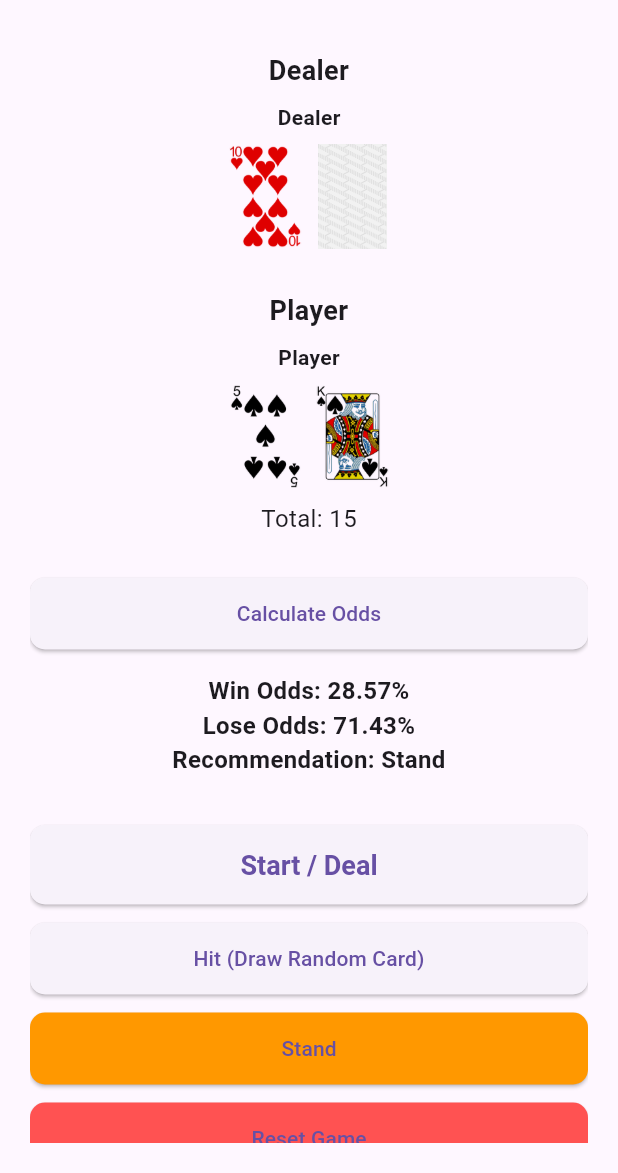
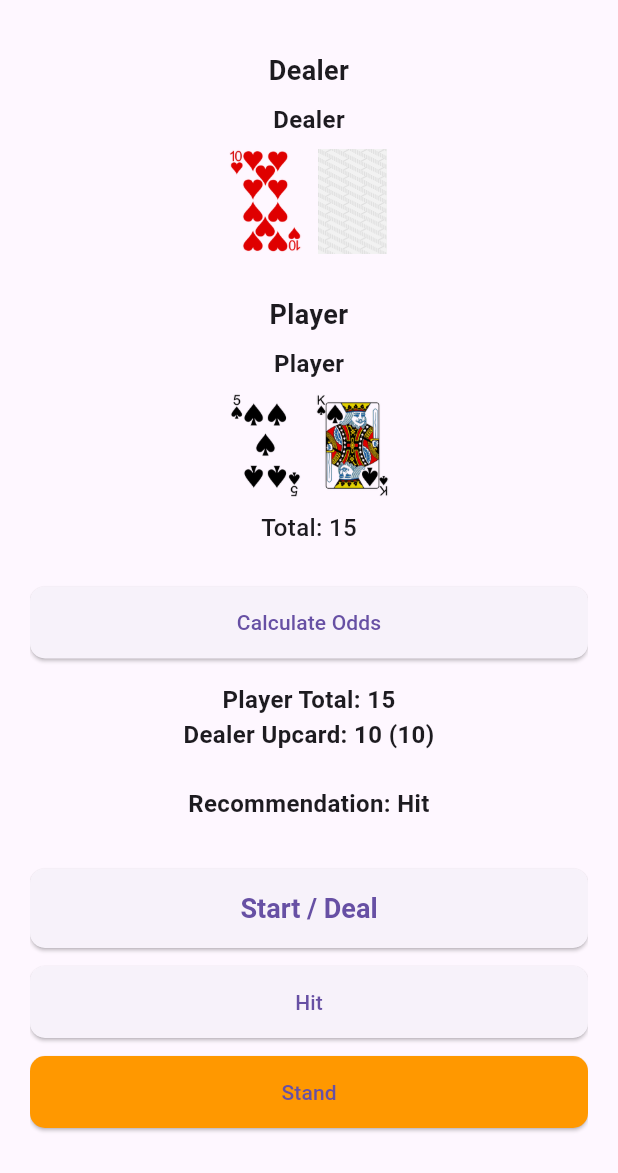
Before and after one commit to davilo61/blackjack-odds-game, a Flutter app: the screen it shows after launch, after a tap on "Start / Deal", after a tap on "Calculate Odds", on a phone screen of 412 x 824 dp, the part 63-1236 px from its top. Run offline on Flutter 3.47's test engine with Material 3 defaults, Android fonts, the light colour scheme and no system bars.

Commit message:
Revised the odds calc logic.

```diff
--- a/lib/main.dart
+++ b/lib/main.dart
@@ -27,9 +27,10 @@ class BlackjackHomePage extends StatefulWidget {
 class _BlackjackHomePageState extends State<BlackjackHomePage> {
   List<String> dealerHand = [];
   List<String> playerCards = [];
-  Widget? resultMessage = null; // Declare resultMessage here
+  Widget? resultMessage = null;
   bool showFullDealerHand = false;
   String oddsMessage = '';
+  bool _gameStarted = false; // Add state variable to track if game has started
 
   final List<String> cardOptions = [
     'A', '2', '3', '4', '5', '6', '7', '8', '9', '10', 'J', 'Q', 'K'
@@ -48,7 +49,9 @@ class _BlackjackHomePageState extends State<BlackjackHomePage> {
   int calculateHandValue(List<String> hand) {
     int total = 0;
     int aceCount = 0;
-    for (var card in hand) {
+    // Ensure we only process valid card strings
+    final validHand = hand.where((c) => c != '?').toList();
+    for (var card in validHand) {
       int value = cardValue(card);
       total += value;
       if (card == 'A') aceCount++;
@@ -75,6 +78,7 @@ class _BlackjackHomePageState extends State<BlackjackHomePage> {
     resultMessage = null;
     oddsMessage = '';
     showFullDealerHand = false;
+    _gameStarted = true; // Set game started flag
 
     if (calculateHandValue(playerCards) == 21) {
       revealDealerHand();
@@ -83,6 +87,7 @@ class _BlackjackHomePageState extends State<BlackjackHomePage> {
         style: TextStyle(fontWeight: FontWeight.bold, fontSize: 16),
         textAlign: TextAlign.center,
       );
+       _gameStarted = false; // Game ends on Blackjack
     }
   });
 }
@@ -98,9 +103,13 @@ class _BlackjackHomePageState extends State<BlackjackHomePage> {
   }
 
   void simulateHit() {
+    if (!_gameStarted) return; // Don't allow hit if game hasn't started
+
     final randomCard = cardOptions[rng.nextInt(cardOptions.length)];
-    final filteredPlayerCards = playerCards.whereType<String>().toList()..add(randomCard);
-    final total = calculateHandValue(filteredPlayerCards);
+    // No need to filter here, just add the card
+    // final filteredPlayerCards = playerCards.whereType<String>().toList()..add(randomCard);
+    playerCards.add(randomCard);
+    final total = calculateHandValue(playerCards); // Calculate after adding
 
     String newMessage = '';
     if (total > 21) {
@@ -108,10 +117,11 @@ class _BlackjackHomePageState extends State<BlackjackHomePage> {
       final dealerTotal = calculateHandValue(dealerHand);
       newMessage = 'Player busts! Total: $total\n'
           'Dealer Hand: ${dealerHand.join(" + ")} (Total: $dealerTotal)';
+      _gameStarted = false; // Game ends on bust
     }
 
     setState(() {
-      playerCards.add(randomCard);
+      // playerCards.add(randomCard); // Moved adding card up
       if (newMessage.isNotEmpty) {
         resultMessage = Text(
           newMessage,
@@ -123,14 +133,22 @@ class _BlackjackHomePageState extends State<BlackjackHomePage> {
   }
 
  void stand() {
-  final filteredPlayerCards = playerCards.whereType<String>().toList();
-  final playerTotal = calculateHandValue(filteredPlayerCards);
-  revealDealerHand();
-  final dealerTotal = calculateHandValue(dealerHand);
+  if (!_gameStarted) return; // Don't allow stand if game hasn't started
+
+  // No need to filter here
+  // final filteredPlayerCards = playerCards.whereType<String>().toList();
+  final playerTotal = calculateHandValue(playerCards);
+  revealDealerHand(); // Reveal first
+
+  // Dealer hits until 17 or higher
+  while (calculateHandValue(dealerHand) < 17) {
+    dealerHand.add(cardOptions[rng.nextInt(cardOptions.length)]);
+  }
+  final dealerTotal = calculateHandValue(dealerHand); // Calculate final dealer total
 
   String result;
-  if (playerTotal > 21) result = "Player busts!";
-  else if (dealerTotal > 21) result = "Dealer busts!";
+  if (playerTotal > 21) result = "Player busts!"; // Should ideally not happen if stand logic is correct
+  else if (dealerTotal > 21) result = "Dealer busts! You win!";
   else if (playerTotal > dealerTotal) result = "You win!";
   else if (playerTotal < dealerTotal) result = "Dealer wins!";
   else result = "Push (tie)";
@@ -140,7 +158,7 @@ class _BlackjackHomePageState extends State<BlackjackHomePage> {
       TextSpan(
         children: [
           TextSpan(
-            text: 'Player Hand: ${filteredPlayerCards.join(" + ")} (Total: $playerTotal)\n'
+            text: 'Player Hand: ${playerCards.join(" + ")} (Total: $playerTotal)\n'
                 'Dealer Hand: ${dealerHand.join(" + ")} (Total: $dealerTotal)\n\n',
           ),
           TextSpan(
@@ -149,7 +167,9 @@ class _BlackjackHomePageState extends State<BlackjackHomePage> {
           ),
         ],
       ),
+      textAlign: TextAlign.center,
     );
+    _gameStarted = false; // Game ends after stand
   });
 }
   void resetGame() {
@@ -159,10 +179,13 @@ class _BlackjackHomePageState extends State<BlackjackHomePage> {
       resultMessage = null;
       oddsMessage = '';
       showFullDealerHand = false;
+      _gameStarted = false; // Reset game started flag
     });
   }
 
   void calculateOdds() {
+    if (!_gameStarted) return; // Don't calculate if game hasn't started
+
     final playerTotal = calculateHandValue(playerCards);
     final dealerUpCard = dealerHand.isNotEmpty ? dealerHand[0] : null;
 
@@ -180,23 +203,31 @@ class _BlackjackHomePageState extends State<BlackjackHomePage> {
       return;
     }
 
-  // Simplified odds calculation logic
-  double winOdds = (21 - playerTotal) / 21 * 100;
-  double loseOdds = (playerTotal / 21) * 100;
+    // --- Start Basic Strategy Logic ---
+    final dealerUpCardValue = cardValue(dealerUpCard);
+    String recommendation;
 
-  // Add recommendation logic
-  String recommendation;
-  if (winOdds > 50) {
-    recommendation = "Recommendation: Hit";
-  } else if (loseOdds > 50) {
-    recommendation = "Recommendation: Stand";
-  } else {
-    recommendation = "Recommendation: Caution";
+    // Basic Strategy Rules (Simplified - doesn't handle soft hands or pairs optimally yet)
+    if (playerTotal <= 11) {
+      recommendation = "Recommendation: Hit"; // Always hit 11 or less
+    } else if (playerTotal == 12) {
+      recommendation = (dealerUpCardValue >= 4 && dealerUpCardValue <= 6)
+          ? "Recommendation: Stand" // Stand vs 4-6
+          : "Recommendation: Hit";   // Hit vs others
+    } else if (playerTotal >= 13 && playerTotal <= 16) {
+      recommendation = (dealerUpCardValue >= 2 && dealerUpCardValue <= 6)
+          ? "Recommendation: Stand" // Stand vs 2-6
+          : "Recommendation: Hit";   // Hit vs others
+    } else { // Player total is 17 or more
+      recommendation = "Recommendation: Stand"; // Always stand on 17+
     }
+    // --- End Basic Strategy Logic ---
+
 
     setState(() {
-    oddsMessage = "Win Odds: ${winOdds.toStringAsFixed(2)}%\n"
-        "Lose Odds: ${loseOdds.toStringAsFixed(2)}%\n"
+      // Display the recommendation based on strategy, not flawed odds
+      oddsMessage = "Player Total: $playerTotal\n"
+                    "Dealer Upcard: $dealerUpCard ($dealerUpCardValue)\n\n"
                     "$recommendation";
     });
   }
@@ -221,9 +252,25 @@ class _BlackjackHomePageState extends State<BlackjackHomePage> {
       '9': '9'
     };
     final rank = rankMap[card] ?? card.toLowerCase();
+    // Ensure suit selection is consistent for a given card instance if needed,
+    // but random is fine for visual variety here.
     final suit = suits[rng.nextInt(suits.length)];
     final fileName = '${rank}_of_${suit}.png';
-    return Image.asset('assets/cards/$fileName', width: 50, height: 70);
+    // Use errorBuilder for robustness if image assets might be missing
+    return Image.asset(
+      'assets/cards/$fileName',
+      width: 50,
+      height: 70,
+      errorBuilder: (context, error, stackTrace) {
+        // Fallback widget if image fails to load
+        return Container(
+          width: 50,
+          height: 70,
+          color: Colors.grey,
+          child: Center(child: Text(card, style: TextStyle(color: Colors.white))),
+        );
+      },
+    );
   }
 
   @override
@@ -256,15 +303,16 @@ class _BlackjackHomePageState extends State<BlackjackHomePage> {
                 textAlign: TextAlign.center,
               ),
               SizedBox(height: 8),
-              buildHandDisplay("Player", playerCards),
+              buildHandDisplay("Player", playerCards), // Player hand always fully visible
               SizedBox(height: 16),
 
               // Odds Section
               ElevatedButton(
-                onPressed: calculateOdds,
+                onPressed: _gameStarted ? calculateOdds : null, // Disable if game not started
                 style: ElevatedButton.styleFrom(
                   padding: EdgeInsets.symmetric(vertical: 14),
                   shape: RoundedRectangleBorder(borderRadius: BorderRadius.circular(10)),
+                  disabledBackgroundColor: Colors.grey[300], // Visual feedback for disabled
                 ),
                 child: Text('Calculate Odds'),
               ),
@@ -301,20 +349,22 @@ class _BlackjackHomePageState extends State<BlackjackHomePage> {
               ),
               SizedBox(height: 12),
               ElevatedButton(
-                onPressed: simulateHit,
+                onPressed: _gameStarted ? simulateHit : null, // Disable if game not started
                 style: ElevatedButton.styleFrom(
                   padding: EdgeInsets.symmetric(vertical: 14),
                   shape: RoundedRectangleBorder(borderRadius: BorderRadius.circular(10)),
+                  disabledBackgroundColor: Colors.grey[300], // Visual feedback for disabled
                 ),
-                child: Text('Hit (Draw Random Card)'),
+                child: Text('Hit'), // Simplified text
               ),
               SizedBox(height: 12),
               ElevatedButton(
-                onPressed: stand,
+                onPressed: _gameStarted ? stand : null, // Disable if game not started
                 style: ElevatedButton.styleFrom(
                   padding: EdgeInsets.symmetric(vertical: 14),
                   backgroundColor: Colors.orange,
                   shape: RoundedRectangleBorder(borderRadius: BorderRadius.circular(10)),
+                  disabledBackgroundColor: Colors.grey[300], // Visual feedback for disabled
                 ),
                 child: Text('Stand'),
               ),
@@ -338,25 +388,34 @@ class _BlackjackHomePageState extends State<BlackjackHomePage> {
   Widget buildHandDisplay(String label, List<String> hand, {bool hideSecondCard = false}) {
     List<String> visibleCards = List.from(hand);
     if (hideSecondCard && hand.length > 1) {
-      visibleCards = [hand[0], '?'];
+      visibleCards = [hand[0], '?']; // Show only first card and back
+    }
+
+    // Calculate total only if the hand is not empty and either the full hand is shown
+    // or it's the player's hand (which is always fully visible to the player).
+    int? handTotal;
+    // Calculate total based on *actual* hand, not just visible cards if dealer's card is hidden
+    if (hand.isNotEmpty && (!hideSecondCard || label == "Player")) {
+       handTotal = calculateHandValue(hand);
     }
 
     return Column(
       crossAxisAlignment: CrossAxisAlignment.center,
       children: [
-        Text(label, style: TextStyle(fontWeight: FontWeight.bold)),
+        Text(label, style: TextStyle(fontWeight: FontWeight.bold, fontSize: 16)), // Slightly larger label
         SizedBox(height: 8),
         Wrap(
           alignment: WrapAlignment.center,
           spacing: 8,
+          runSpacing: 4, // Add vertical spacing if cards wrap
+          // Use visibleCards for display
           children: visibleCards.map((card) => buildCardImage(card)).toList(),
         ),
-        if (!hideSecondCard || hand.length == 1)
-          Column(
-            children: [
-              SizedBox(height: 8),
-              Text('Total: ${calculateHandValue(hand)}', style: TextStyle(fontSize: 16)),
-            ],
+        // Show total if calculated
+        if (handTotal != null)
+          Padding(
+            padding: const EdgeInsets.only(top: 8.0),
+            child: Text('Total: $handTotal', style: TextStyle(fontSize: 16, fontWeight: FontWeight.w500)),
           ),
         SizedBox(height: 12),
       ],
```
Lines whose indentation alone changed are shown as unchanged.
